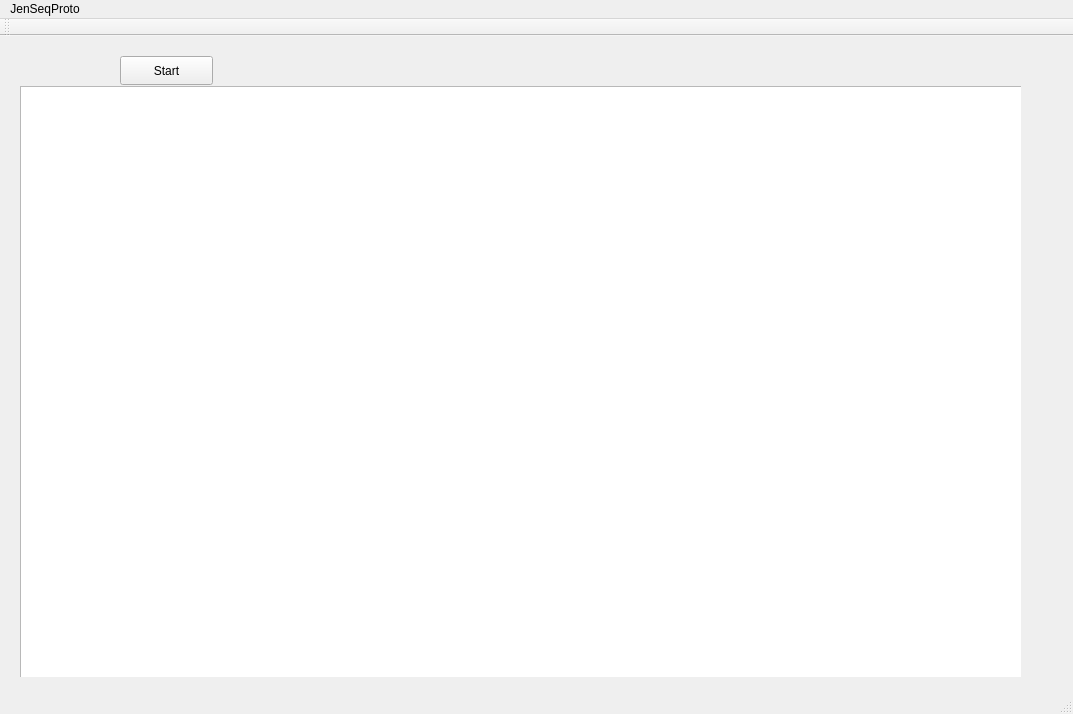
The window that mainwindow.ui (jennadunford2000/JenSeq) describes before a commit, drawn with Qt 5.
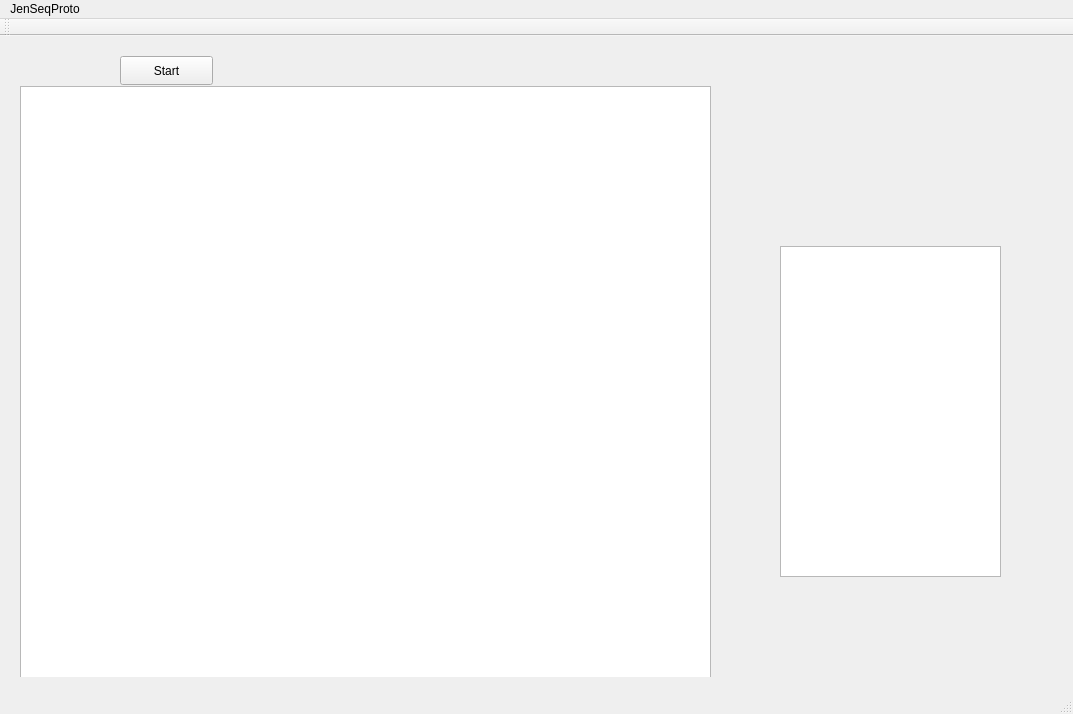
The same window after the commit.

What changed in the file:
```diff
--- a/mainwindow.ui
+++ b/mainwindow.ui
@@ -333,7 +333,7 @@
        <rect>
         <x>20</x>
         <y>50</y>
-        <width>1021</width>
+        <width>691</width>
         <height>601</height>
        </rect>
       </property>
@@ -363,6 +363,16 @@
        <string>Start</string>
       </property>
      </widget>
+     <widget class="QTextEdit" name="textEdit">
+      <property name="geometry">
+       <rect>
+        <x>780</x>
+        <y>210</y>
+        <width>221</width>
+        <height>331</height>
+       </rect>
+      </property>
+     </widget>
     </widget>
    </widget>
   </widget>
```
